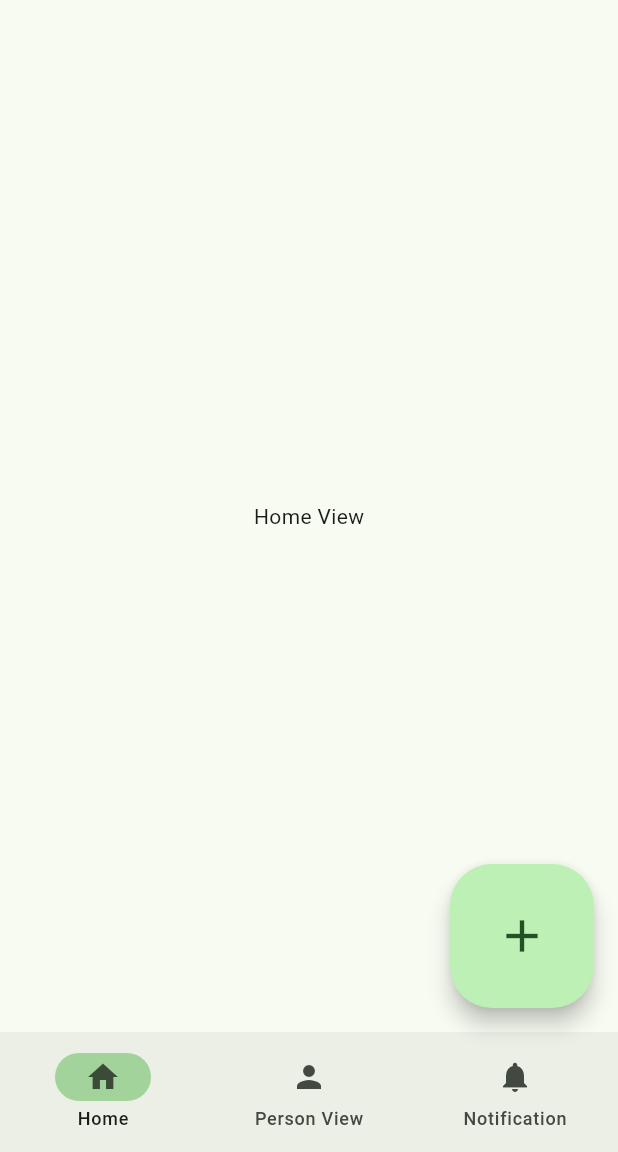
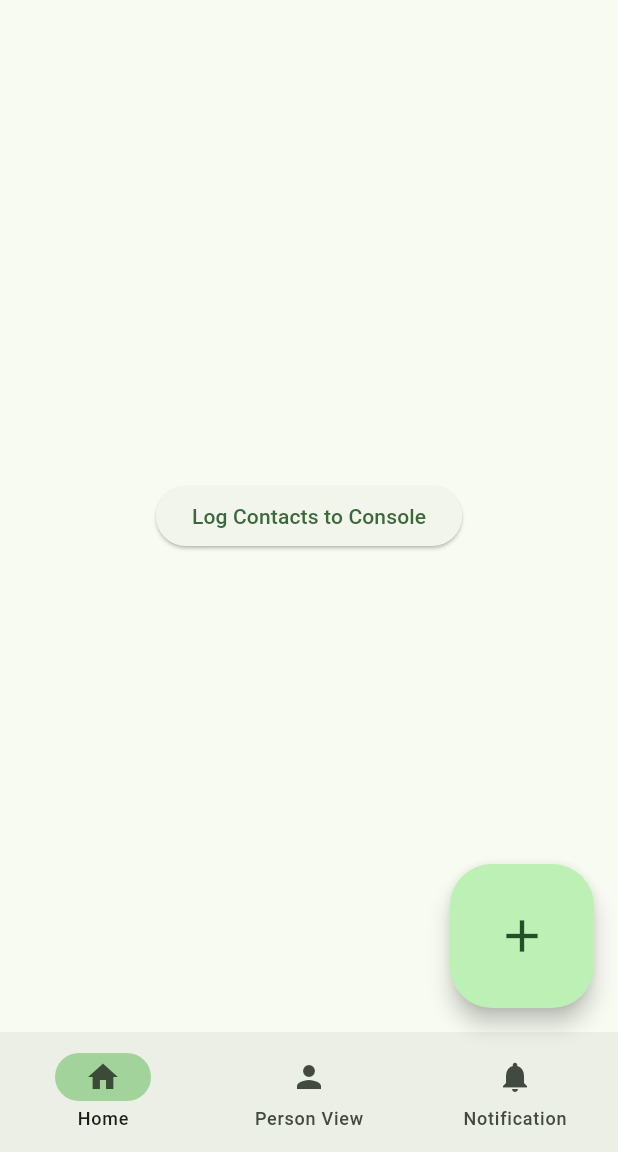
Before and after one commit to Driemtax/connect2, a Flutter app: the screen it shows after launch, on a phone screen of 412 x 824 dp, the part 84-1236 px from its top. Run offline on Flutter 3.47's test engine with Material 3 defaults, Android fonts, the light colour scheme and no system bars; our stand-ins replace flutter_contacts.

Commit message:
feat(home_view): Added a getContacts example
A button has been added to the main view to log all the saved contacts
on the phone to the console. It just serves as an example to help further
development.

```diff
--- a/lib/main.dart
+++ b/lib/main.dart
@@ -1,4 +1,6 @@
 import 'package:flutter/material.dart';
+import 'package:flutter_contacts/flutter_contacts.dart';
+import 'contacts_service.dart';
 import 'package:connect2/screens/person_card_view.dart';
 
 void main() {
@@ -22,6 +24,28 @@ class MyApp extends StatelessWidget {
   }
 }
 
+class LogContactsButton extends StatelessWidget {
+  const LogContactsButton({super.key});
+
+  // Example function for loading and logging contacts from the global contacts
+  void loadAndLogContacts() async {
+    List<Contact> fetchedContacts = await getContacts();
+
+    for (var contact in fetchedContacts) {
+      print('Contact Name: ${contact.displayName}');
+    }
+  }
+
+  @override
+  Widget build(BuildContext context) {
+    return ElevatedButton(
+      onPressed: loadAndLogContacts,
+      child: const Text("Log Contacts to Console"),
+    );
+  }
+}
+
+
 class MyHomePage extends StatefulWidget {
   const MyHomePage({super.key});
 
@@ -34,7 +58,7 @@ class _MyHomePageState extends State<MyHomePage> {
 
   // Hier definierst du die verschiedenen Views, die je nach ausgewähltem Index angezeigt werden sollen
   static const List<Widget> _widgetOptions = <Widget>[
-    Text('Home View'),
+    LogContactsButton(),
     PersonCardView(),  // Neue View, die in der Navigation Bar angezeigt werden soll
     Text('Notifications View'),
   ];
```
